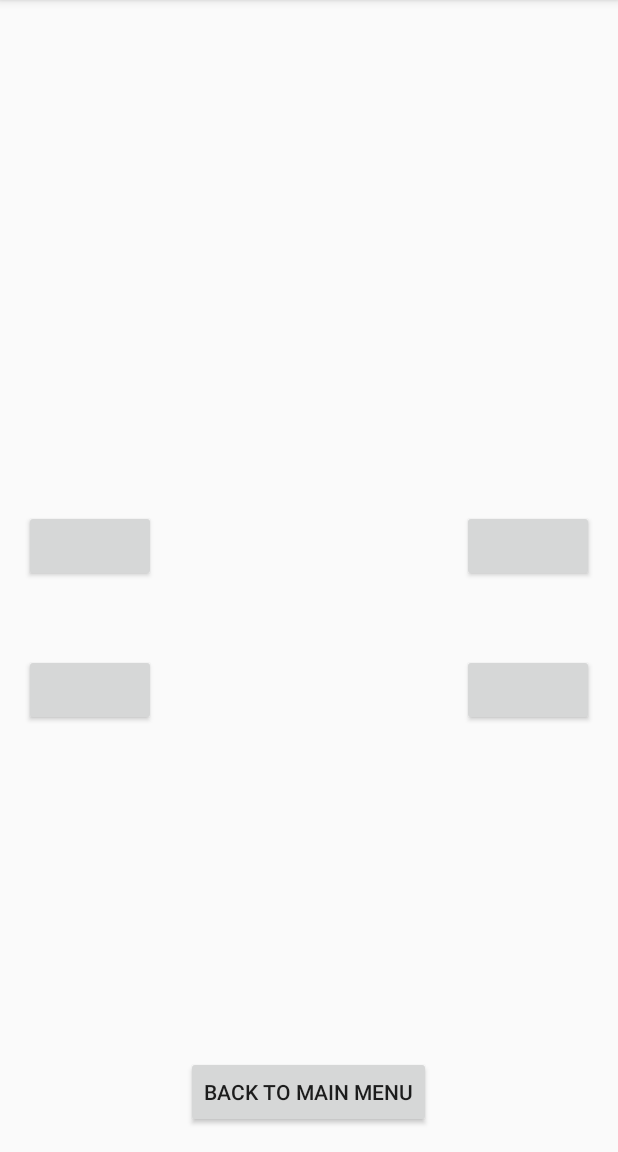
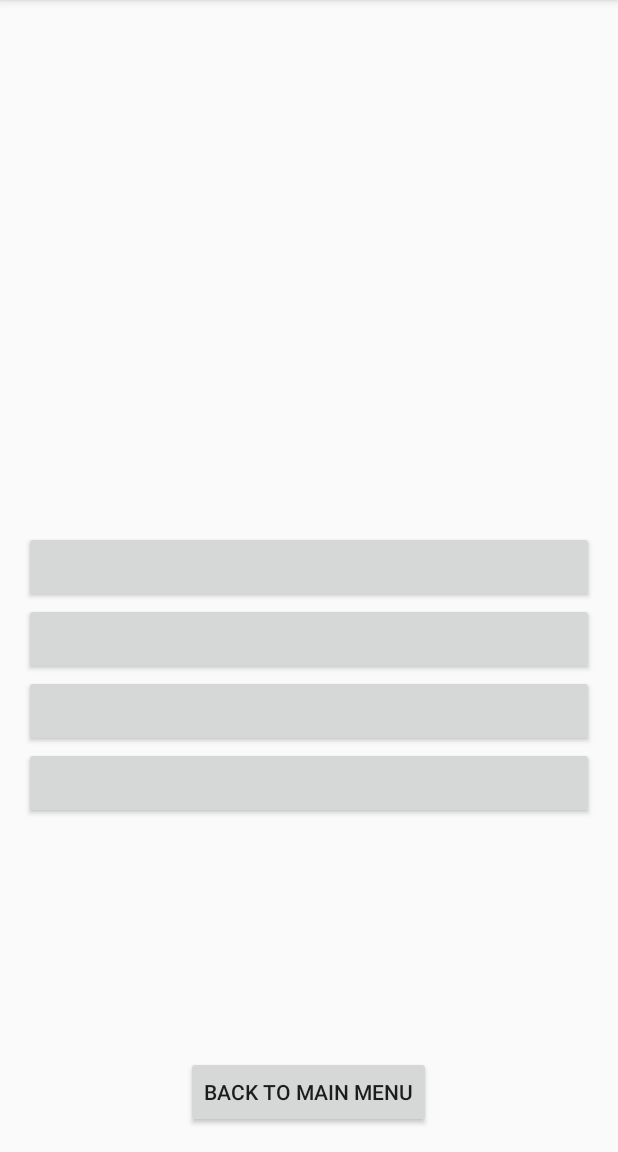
Before and after one commit to dringler/swt_quiz, an Android app: the screen it shows after launch (QuizActivity), after a tap on "START QUIZ", on a phone screen of 412 x 824 dp, the part 84-1236 px from its top. Run offline under Robolectric (Android 15) with nearby library versions, the phone set to English and light mode, and no system bars; 4 statements that could not run were skipped.

Commit message:
layout changes
change buttons and question allignment (including line break for first
sample question)

```diff
--- a/app/src/main/java/com/example/curtis/swt_quiz_app/SparqlHelper.java
+++ b/app/src/main/java/com/example/curtis/swt_quiz_app/SparqlHelper.java
@@ -118,7 +118,7 @@ public class SparqlHelper {
                         //get dboStartYear
                         startYear = resultVariables.getStartYear(sol);
 
-                        q.setQUESTION("When did the musical career of " + artist + " start?");
+                        q.setQUESTION("When did the musical career of \n" + artist + " start?");
                         q.setANSWER(startYear);
 
                         //ger right answer
--- a/app/src/main/res/layout/activity_quiz.xml
+++ b/app/src/main/res/layout/activity_quiz.xml
@@ -18,26 +18,28 @@
         <LinearLayout
             android:orientation="vertical"
             android:layout_width="match_parent"
-            android:layout_height="130dp"
-            android:layout_weight="0.42">
+            android:layout_height="wrap_content"
+            android:layout_weight="0.65"
+            android:layout_gravity="center"
+            android:gravity="center_vertical|center_horizontal"
+            >
 
             <TextView
-                android:layout_width="wrap_content"
+                android:layout_width="fill_parent"
                 android:layout_height="wrap_content"
+                android:gravity="center_vertical|center_horizontal"
                 android:text="Question Placeholder"
                 android:id="@+id/textViewQuestion"
-                android:layout_alignParentBottom="true"
-                android:layout_centerHorizontal="true"
-                android:layout_gravity="center_horizontal"
                 android:textSize="20dp" />
         </LinearLayout>
 
-        <GridLayout
+        <LinearLayout
+            android:orientation="vertical"
             android:layout_width="match_parent"
-            android:layout_height="144dp">
+            android:layout_height="230dp">
 
             <Button
-                android:layout_width="wrap_content"
+                android:layout_width="match_parent"
                 android:layout_height="wrap_content"
                 android:text="Answer Choice 1"
                 android:id="@+id/buttonAnswer1"
@@ -46,16 +48,16 @@
                 android:textSize="16dp" />
 
             <Button
-                android:layout_width="wrap_content"
+                android:layout_width="match_parent"
                 android:layout_height="wrap_content"
                 android:text="Answer Choice 2"
                 android:id="@+id/buttonAnswer2"
-                android:layout_row="0"
-                android:layout_column="13"
+                android:layout_row="1"
+                android:layout_column="0"
                 android:textSize="16dp" />
 
             <Button
-                android:layout_width="wrap_content"
+                android:layout_width="match_parent"
                 android:layout_height="wrap_content"
                 android:text="Answer Choice 3"
                 android:id="@+id/buttonAnswer3"
@@ -64,14 +66,14 @@
                 android:textSize="16dp" />
 
             <Button
-                android:layout_width="wrap_content"
+                android:layout_width="match_parent"
                 android:layout_height="wrap_content"
                 android:text="Answer Choice 4"
                 android:id="@+id/buttonAnswer4"
-                android:layout_row="2"
-                android:layout_column="13"
+                android:layout_row="3"
+                android:layout_column="0"
                 android:textSize="16dp" />
-        </GridLayout>
+        </LinearLayout>
 
     </LinearLayout>
 
```
